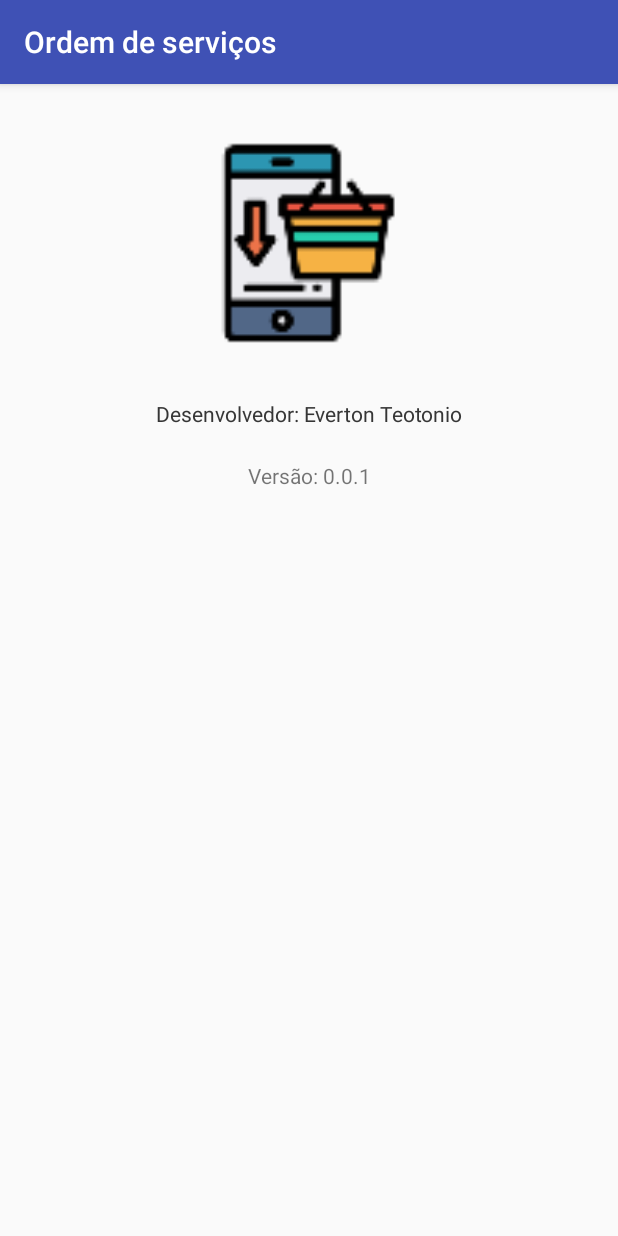
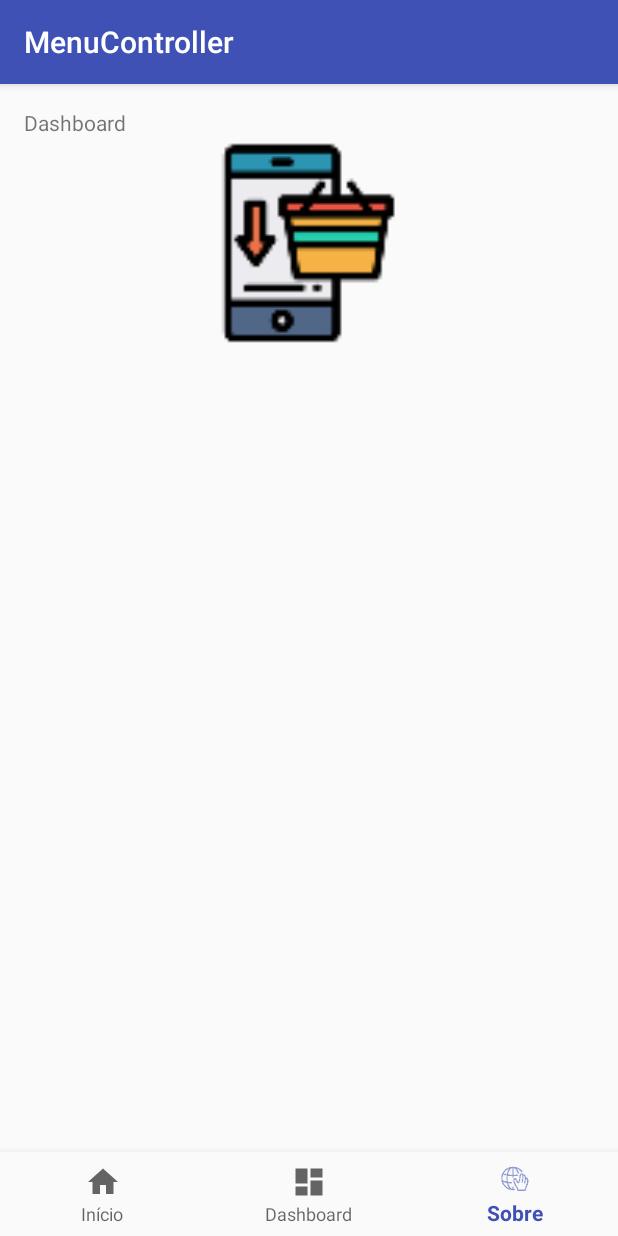
Before and after one commit to evertonteotonio/OrderOfService, an Android app: the screen it shows after launch once a user with an empty profile is signed in (AboutController before the commit, MenuController after it), item 3 of the bottom bar chosen, on a phone screen of 412 x 824 dp. Run offline under Robolectric (Android 15) with nearby library versions, the phone set to English and light mode, and no system bars; our stand-ins replace Firebase (no records; nobody signed in at launch, a user with empty details on screens opened directly); libraries missing offline, so code that uses them is left out: org.jetbrains.anko; 2 statements that could not run were skipped.

Commit message:
Criando fragmentes

```diff
--- a/app/build.gradle
+++ b/app/build.gradle
@@ -41,6 +41,7 @@ dependencies {
 
     // FlexboxLayout
     implementation 'com.google.android:flexbox:1.0.0'
+    implementation 'com.android.support:support-v4:27.1.1'
 }
 
 apply plugin: 'com.google.gms.google-services'
--- a/app/src/main/java/evertonteotonio/com/br/orderofservice/controller/MenuController.kt
+++ b/app/src/main/java/evertonteotonio/com/br/orderofservice/controller/MenuController.kt
@@ -3,13 +3,24 @@ package evertonteotonio.com.br.orderofservice.controller
 import android.content.Intent
 import android.os.Bundle
 import android.support.design.widget.BottomNavigationView
+import android.support.v4.app.FragmentManager
 import android.support.v7.app.AppCompatActivity
 import evertonteotonio.com.br.orderofservice.R
+import evertonteotonio.com.br.orderofservice.fragment.AboutFragment
 import kotlinx.android.synthetic.main.activity_menu_controller.*
 
 class MenuController : AppCompatActivity() {
 
+    val fragmentMan = supportFragmentManager
+
     private val mOnNavigationItemSelectedListener = BottomNavigationView.OnNavigationItemSelectedListener { item ->
+
+        //Limpando os fragments
+        //val fragmentManager = supportFragmentManager
+        //fragmentManager.popBackStackImmediate(null, FragmentManager.POP_BACK_STACK_INCLUSIVE)
+
+        clearFragments()
+
         when (item.itemId) {
             R.id.navigation_home -> {
                 message.setText(R.string.title_home)
@@ -23,9 +34,12 @@ class MenuController : AppCompatActivity() {
 //                message.setText(R.string.title_about)
 //                return@OnNavigationItemSelectedListener true
 
-                val intent = Intent(this@MenuController, AboutController::class.java)
-                startActivity(intent)
-                this@MenuController.finish()
+                //val intent = Intent(this@MenuController, AboutController::class.java)
+                //startActivity(intent)
+                //this@MenuController.finish()
+
+                //message.setText(R.string.title_about)
+                createFragmentAbout()
                 return@OnNavigationItemSelectedListener true
             }
         }
@@ -38,4 +52,19 @@ class MenuController : AppCompatActivity() {
 
         navigation.setOnNavigationItemSelectedListener(mOnNavigationItemSelectedListener)
     }
+
+    fun createFragmentAbout()
+    {
+        val transaction = fragmentMan.beginTransaction()
+        val fragment = AboutFragment()
+        transaction.replace(R.id.fragmentholder, fragment)
+        transaction.addToBackStack(null)
+        transaction.commit()
+    }
+
+    fun clearFragments()
+    {
+        val fragmentManager = supportFragmentManager
+        fragmentManager.popBackStackImmediate(null, FragmentManager.POP_BACK_STACK_INCLUSIVE)
+    }
 }
--- /dev/null
+++ b/app/src/main/java/evertonteotonio/com/br/orderofservice/fragment/AboutFragment.kt
@@ -0,0 +1,30 @@
+package evertonteotonio.com.br.orderofservice.fragment
+
+
+import android.os.Bundle
+import android.support.v4.app.Fragment
+import android.view.LayoutInflater
+import android.view.View
+import android.view.ViewGroup
+
+import evertonteotonio.com.br.orderofservice.R
+
+// TODO: Rename parameter arguments, choose names that match
+// the fragment initialization parameters, e.g. ARG_ITEM_NUMBER
+private const val ARG_PARAM1 = "param1"
+private const val ARG_PARAM2 = "param2"
+
+/**
+ * A simple [Fragment] subclass.
+ *
+ */
+class AboutFragment : Fragment() {
+
+    override fun onCreateView(inflater: LayoutInflater, container: ViewGroup?,
+                              savedInstanceState: Bundle?): View? {
+        // Inflate the layout for this fragment
+        return inflater.inflate(R.layout.fragment_about, container, false)
+    }
+
+
+}
--- a/app/src/main/res/layout/activity_menu_controller.xml
+++ b/app/src/main/res/layout/activity_menu_controller.xml
@@ -18,6 +18,14 @@
         app:layout_constraintLeft_toLeftOf="parent"
         app:layout_constraintTop_toTopOf="parent" />
 
+
+    <LinearLayout
+        android:layout_width="match_parent"
+        android:layout_height="wrap_content"
+        android:id="@+id/fragmentholder"
+        android:orientation="vertical"></LinearLayout>
+
+
     <android.support.design.widget.BottomNavigationView
         android:id="@+id/navigation"
         android:layout_width="0dp"
--- /dev/null
+++ b/app/src/main/res/layout/fragment_about.xml
@@ -0,0 +1,35 @@
+<?xml version="1.0" encoding="utf-8"?>
+<FrameLayout xmlns:android="http://schemas.android.com/apk/res/android"
+    xmlns:app="http://schemas.android.com/apk/res-auto"
+    xmlns:tools="http://schemas.android.com/tools"
+    android:layout_width="match_parent"
+    android:layout_height="match_parent"
+    tools:context=".fragment.AboutFragment">
+
+
+
+    <android.support.constraint.ConstraintLayout
+        android:layout_width="match_parent"
+        android:layout_height="match_parent">
+
+        <!-- TODO: Update blank fragment layout -->
+        <ImageView
+            android:id="@+id/splash"
+            android:layout_width="150dp"
+            android:layout_height="150dp"
+
+            android:layout_marginEnd="32dp"
+            android:layout_marginLeft="32dp"
+            android:layout_marginRight="32dp"
+            android:layout_marginStart="32dp"
+            android:layout_marginTop="32dp"
+            android:background="@mipmap/ic_logo"
+            app:layout_constraintEnd_toEndOf="parent"
+            app:layout_constraintStart_toStartOf="parent"
+            app:layout_constraintTop_toTopOf="parent" />
+
+
+    </android.support.constraint.ConstraintLayout>
+
+
+</FrameLayout>
--- a/app/src/main/res/values/strings.xml
+++ b/app/src/main/res/values/strings.xml
@@ -22,4 +22,7 @@
     <string name="title_activity_menu_controller">MenuController</string>
 
     <string name="action_cad">Cadastrar</string>
+
+    <!-- TODO: Remove or change this placeholder text -->
+    <string name="hello_blank_fragment">Hello blank fragment</string>
 </resources>
```
